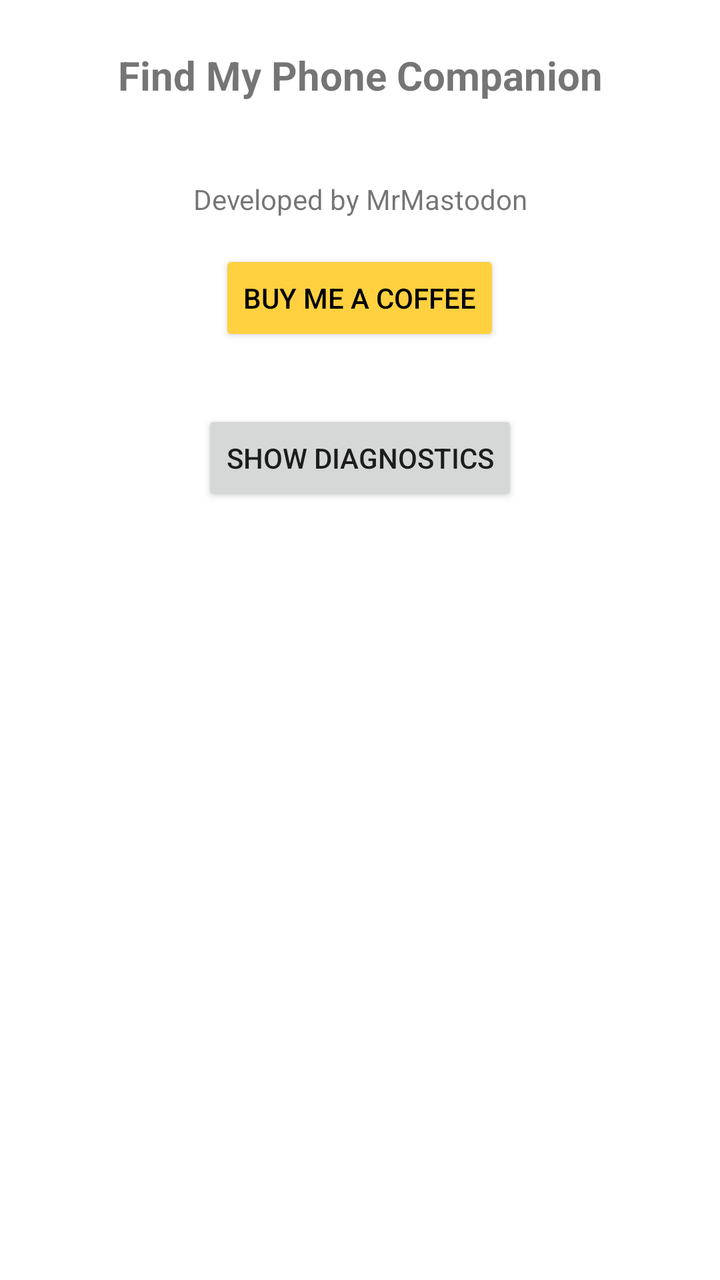
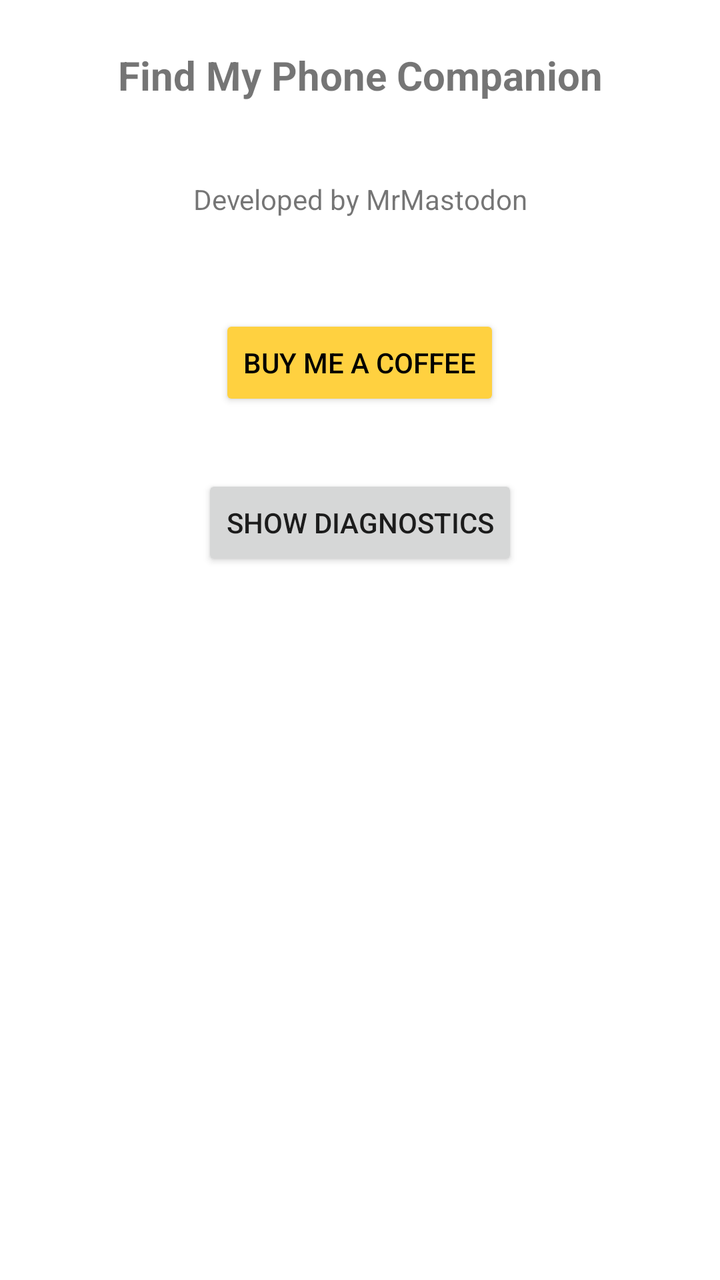

The first picture is an Android layout as it rendered before a commit; the second is the same layout after the commit. The layout source and the unified diff follow.
<!-- AndroidManifest.xml: application theme Theme.FindMyPhoneCompanion -->
<!-- res/layout/activity_about.xml -->
<?xml version="1.0" encoding="utf-8"?>
<LinearLayout xmlns:android="http://schemas.android.com/apk/res/android"
    android:layout_width="match_parent"
    android:layout_height="match_parent"
    android:orientation="vertical"
    android:padding="24dp">

    <TextView
        android:layout_width="match_parent"
        android:layout_height="wrap_content"
        android:gravity="center"
        android:textSize="20sp"
        android:textStyle="bold"
        android:text="@string/app_name" />

    <TextView
        android:id="@+id/versionText"
        android:layout_width="match_parent"
        android:layout_height="wrap_content"
        android:layout_marginTop="4dp"
        android:gravity="center"
        android:textSize="14sp" />

    <TextView
        android:layout_width="match_parent"
        android:layout_height="wrap_content"
        android:layout_marginTop="16dp"
        android:gravity="center"
        android:textSize="14sp"
        android:text="@string/developed_by" />

    <Button
        android:id="@+id/buyMeCoffeeButton"
        android:layout_width="wrap_content"
        android:layout_height="wrap_content"
        android:layout_gravity="center_horizontal"
        android:layout_marginTop="16dp"
        android:backgroundTint="#FFD140"
        android:textColor="#000000"
        android:text="@string/buy_me_coffee" />

    <Button
        android:id="@+id/toggleDiagnosticsButton"
        android:layout_width="wrap_content"
        android:layout_height="wrap_content"
        android:layout_gravity="center_horizontal"
        android:layout_marginTop="32dp"
        android:text="@string/show_diagnostics" />

    <LinearLayout
        android:id="@+id/diagnosticsPanel"
        android:layout_width="match_parent"
        android:layout_height="0dp"
        android:layout_weight="1"
        android:orientation="vertical"
        android:visibility="gone">

        <TextView
            android:layout_width="match_parent"
            android:layout_height="wrap_content"
            android:layout_marginTop="16dp"
            android:text="@string/diagnostics_title"
            android:textStyle="bold" />

        <ScrollView
            android:layout_width="match_parent"
            android:layout_height="0dp"
            android:layout_weight="1"
            android:layout_marginTop="8dp">

            <TextView
                android:id="@+id/diagnosticsText"
                android:layout_width="match_parent"
                android:layout_height="wrap_content"
                android:fontFamily="monospace"
                android:textSize="12sp"
                android:text="@string/diagnostics_placeholder" />
        </ScrollView>

    </LinearLayout>

</LinearLayout>
<!-- resources referenced by this layout -->
<resources>
  <string name="app_name">Find My Phone Companion</string>
  <string name="buy_me_coffee">Buy me a coffee</string>
  <string name="developed_by">Developed by MrMastodon</string>
  <string name="diagnostics_placeholder">No events received yet — press the watch button, then reopen this app.</string>
  <string name="diagnostics_title">Diagnostics (last events received from watch)</string>
  <string name="show_diagnostics">Show diagnostics</string>
  <style name="Theme.FindMyPhoneCompanion" parent="Theme.MaterialComponents.DayNight.NoActionBar" />
</resources>

<!-- the commit's change to res/layout/activity_about.xml (unified diff, before → after) -->
@@ -28,6 +28,14 @@
         android:gravity="center"
         android:textSize="14sp"
         android:text="@string/developed_by" />
+
+    <TextView
+        android:id="@+id/hostAppText"
+        android:layout_width="match_parent"
+        android:layout_height="wrap_content"
+        android:layout_marginTop="16dp"
+        android:gravity="center"
+        android:textSize="12sp" />
 
     <Button
         android:id="@+id/buyMeCoffeeButton"
